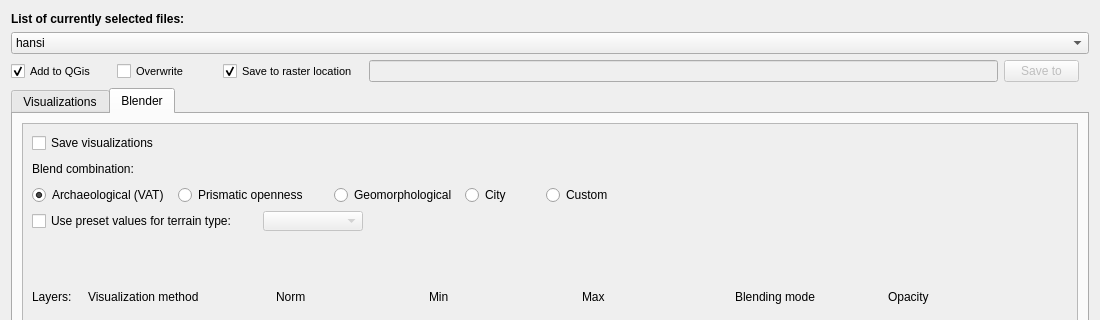
First picture: the form in qrvt_dialog_base.ui, repository EarthObservation/rvt-qgis, before the edit; both pictures show x 0 to 1100 and y 0 to 320 of the 1100 by 1000 pixel window.
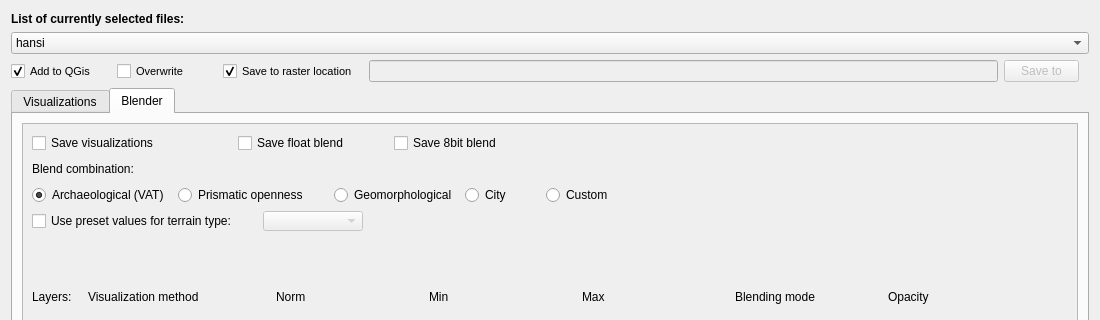
Second picture: the form after the edit. The open tabs and pages were chosen to show the change. Custom widgets are drawn as their Qt base class.

Diff of the .ui file:
```diff
--- a/qrvt_dialog_base.ui
+++ b/qrvt_dialog_base.ui
@@ -3145,11 +3145,96 @@
              <item>
               <layout class="QVBoxLayout" name="verticalLayout_10" stretch="0,0,0,0,1,5,2">
                <item>
-                <widget class="QCheckBox" name="check_blender_save_vis">
-                 <property name="text">
-                  <string>Save visualizations</string>
-                 </property>
-                </widget>
+                <layout class="QHBoxLayout" name="horizontalLayout_10">
+                 <item>
+                  <widget class="QCheckBox" name="check_blender_save_vis">
+                   <property name="sizePolicy">
+                    <sizepolicy hsizetype="MinimumExpanding" vsizetype="MinimumExpanding">
+                     <horstretch>0</horstretch>
+                     <verstretch>0</verstretch>
+                    </sizepolicy>
+                   </property>
+                   <property name="minimumSize">
+                    <size>
+                     <width>200</width>
+                     <height>20</height>
+                    </size>
+                   </property>
+                   <property name="maximumSize">
+                    <size>
+                     <width>200</width>
+                     <height>20</height>
+                    </size>
+                   </property>
+                   <property name="text">
+                    <string>Save visualizations</string>
+                   </property>
+                  </widget>
+                 </item>
+                 <item>
+                  <widget class="QCheckBox" name="check_blender_save_float">
+                   <property name="sizePolicy">
+                    <sizepolicy hsizetype="MinimumExpanding" vsizetype="MinimumExpanding">
+                     <horstretch>0</horstretch>
+                     <verstretch>0</verstretch>
+                    </sizepolicy>
+                   </property>
+                   <property name="minimumSize">
+                    <size>
+                     <width>150</width>
+                     <height>20</height>
+                    </size>
+                   </property>
+                   <property name="maximumSize">
+                    <size>
+                     <width>150</width>
+                     <height>20</height>
+                    </size>
+                   </property>
+                   <property name="text">
+                    <string>Save float blend</string>
+                   </property>
+                  </widget>
+                 </item>
+                 <item>
+                  <widget class="QCheckBox" name="check_blender_save_8bit">
+                   <property name="sizePolicy">
+                    <sizepolicy hsizetype="MinimumExpanding" vsizetype="MinimumExpanding">
+                     <horstretch>0</horstretch>
+                     <verstretch>0</verstretch>
+                    </sizepolicy>
+                   </property>
+                   <property name="minimumSize">
+                    <size>
+                     <width>150</width>
+                     <height>20</height>
+                    </size>
+                   </property>
+                   <property name="maximumSize">
+                    <size>
+                     <width>150</width>
+                     <height>20</height>
+                    </size>
+                   </property>
+                   <property name="text">
+                    <string>Save 8bit blend</string>
+                   </property>
+                  </widget>
+                 </item>
+                 <item>
+                  <spacer name="horizontalSpacer_6">
+                   <property name="orientation">
+                    <enum>Qt::Horizontal</enum>
+                   </property>
+                   <property name="sizeHint" stdset="0">
+                    <size>
+                     <width>320</width>
+                     <height>20</height>
+                    </size>
+                   </property>
+                  </spacer>
+                 </item>
+                </layout>
                </item>
                <item>
                 <widget class="QLabel" name="label_54">
```
